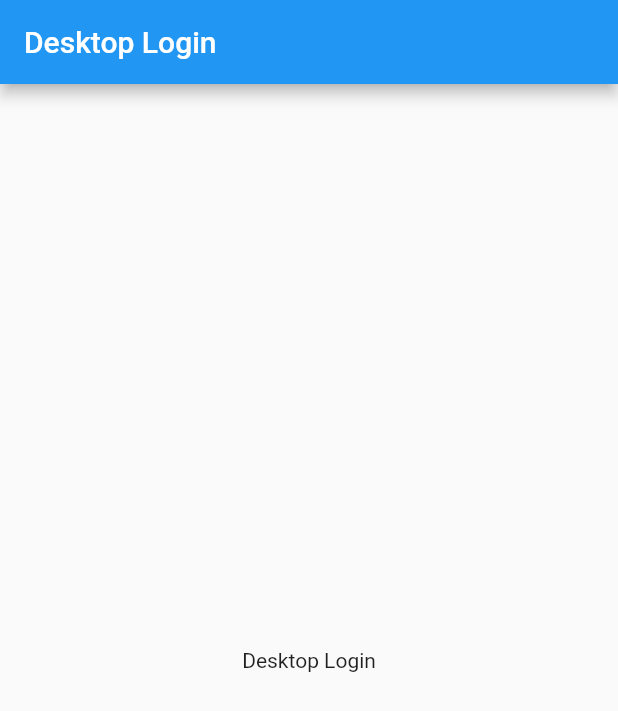
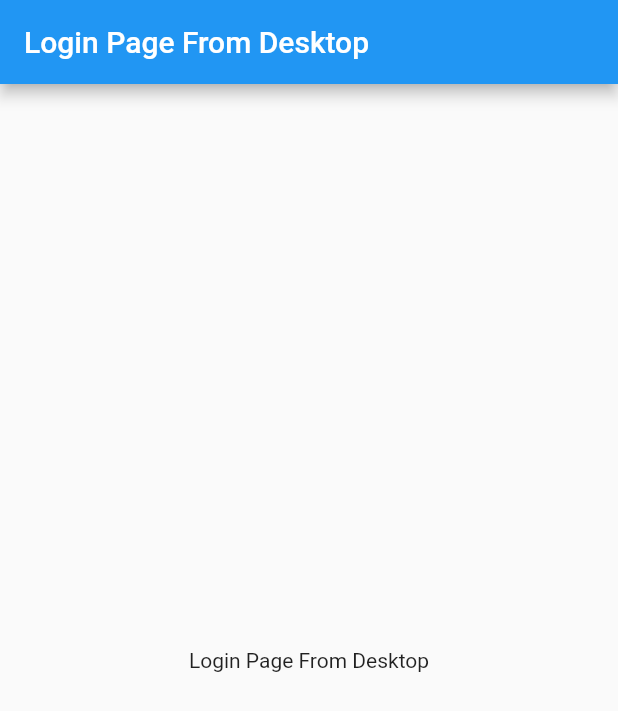
Before and after one commit to cavidanbagiri/BestArt, a Flutter app: the LoginPage screen opened directly, on a phone screen of 412 x 824 dp. Shown: the top 711 px of the screen. Run offline on Flutter 3.47's test engine with Material 2 defaults, Android fonts, the light colour scheme and no system bars; our stand-ins replace flutter_easyloading, get.

Commit message:
Adding Login Page For Opening First Time

```diff
--- a/bestart/lib/routes/app_routes.dart
+++ b/bestart/lib/routes/app_routes.dart
@@ -2,7 +2,7 @@
 
 
 abstract class Routes{
-  static final LAYOUT_SEPERATOR = '/layoutseperator';
+  static final LAYOUT_SEPERATOR = '/login';
   static final HOME = '/home';
   static final LOGIN = '/login';
   static final SIGNUP = '/signup';
--- a/bestart/lib/views/desktop_body/login_page.dart
+++ b/bestart/lib/views/desktop_body/login_page.dart
@@ -7,8 +7,8 @@ class LoginPage extends StatelessWidget {
   @override
   Widget build(BuildContext context) {
     return Scaffold(
-      appBar: AppBar(title: Text('Desktop Login'),),
-      body: Center(child: Text('Desktop Login'),),
+      appBar: AppBar(title: Text('Login Page From Desktop'),),
+      body: Center(child: Text('Login Page From Desktop'),),
     );
   }
 }
```
Also changed, not shown: bestart/lib/responsive/desktop_body.dart (+3 -5 lines).
